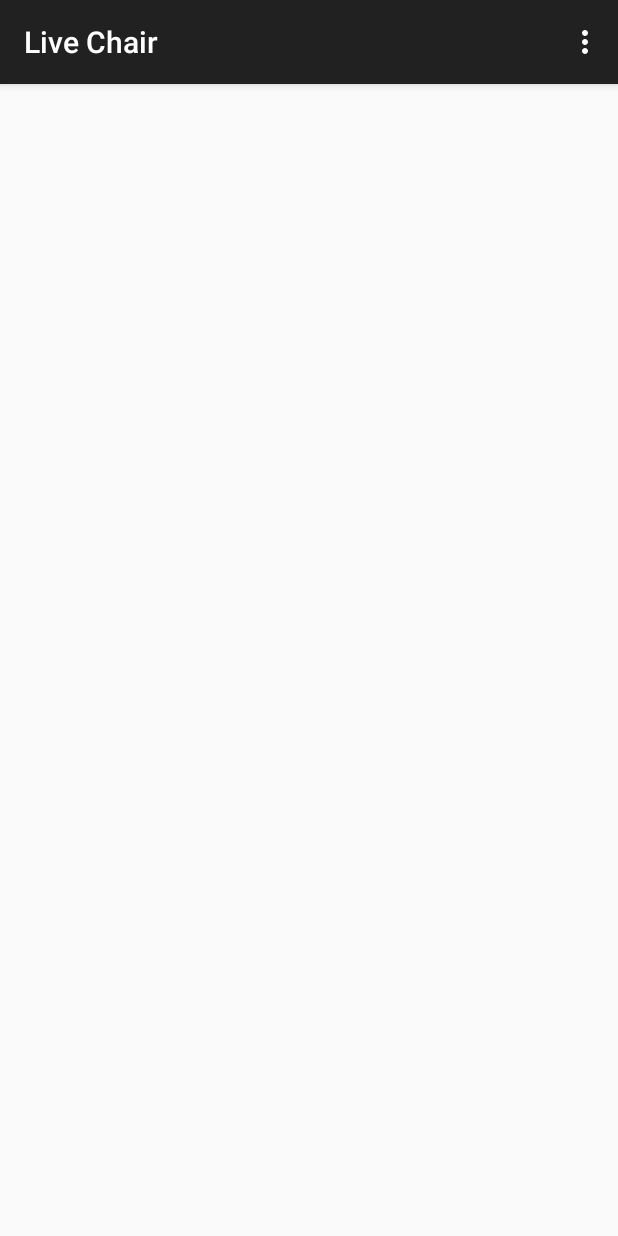
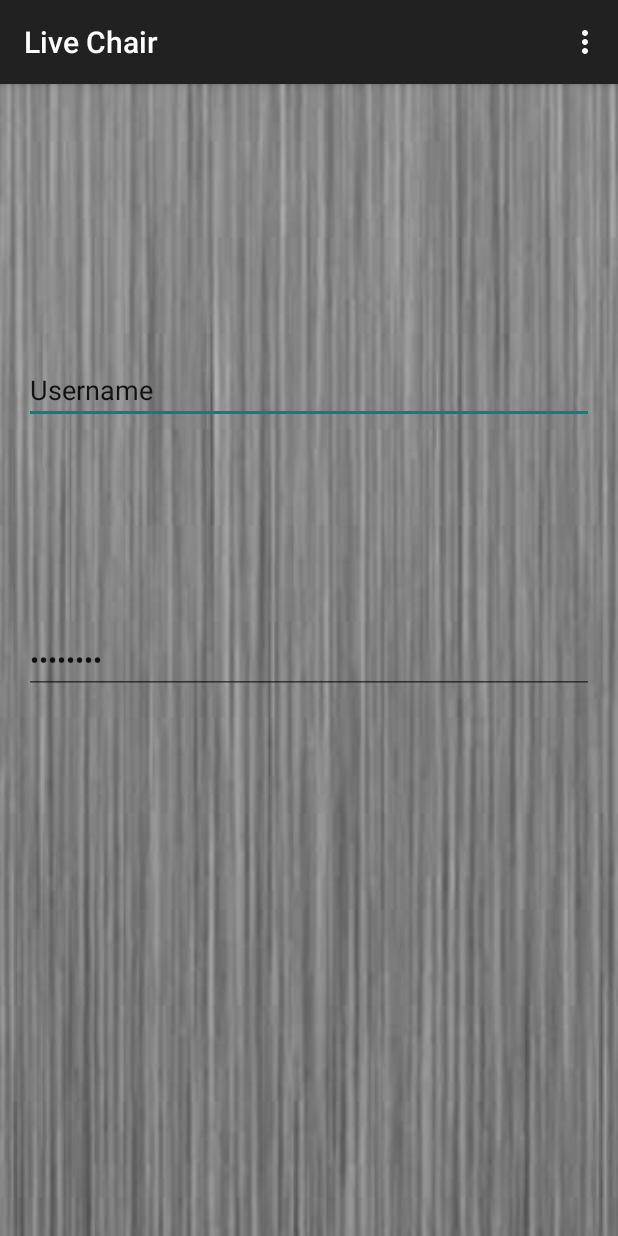
Before and after one commit to sakshyamdahal/live-chair-android, an Android app: the screen it shows after launch (MainActivity), on a phone screen of 412 x 824 dp. Run offline under Robolectric (Android 15) with nearby library versions, the phone set to English and light mode, and no system bars.

Commit message:
initial layout

```diff
--- a/app/src/main/AndroidManifest.xml
+++ b/app/src/main/AndroidManifest.xml
@@ -16,6 +16,10 @@
                 <category android:name="android.intent.category.LAUNCHER" />
             </intent-filter>
         </activity>
+        <activity
+            android:name=".FindBarbers"
+            android:label="@string/title_activity_find_barbers" >
+        </activity>
     </application>
 
 </manifest>
--- a/app/src/main/res/layout/activity_main.xml
+++ b/app/src/main/res/layout/activity_main.xml
@@ -6,6 +6,25 @@
                 android:paddingRight="@dimen/activity_horizontal_margin"
                 android:paddingTop="@dimen/activity_vertical_margin"
                 android:paddingBottom="@dimen/activity_vertical_margin"
-                tools:context=".MainActivity">
+                tools:context=".MainActivity"
+                android:background="@drawable/login">
 
+    <EditText
+        android:layout_width="match_parent"
+        android:layout_height="wrap_content"
+        android:id="@+id/login_username"
+        android:layout_alignParentTop="true"
+        android:layout_centerHorizontal="true"
+        android:layout_marginTop="165dp"
+        android:text="Username"/>
+
+    <EditText
+        android:layout_width="match_parent"
+        android:layout_height="wrap_content"
+        android:inputType="textPassword"
+        android:ems="10"
+        android:id="@+id/login_password"
+        android:layout_centerVertical="true"
+        android:layout_centerHorizontal="true"
+        android:text="password"/>
 </RelativeLayout>
--- a/app/src/main/res/values/strings.xml
+++ b/app/src/main/res/values/strings.xml
@@ -4,5 +4,6 @@
     <string name="app_name">Live Chair</string>
     <string name="hello_world">Hello world!</string>
     <string name="action_settings">Settings</string>
+    <string name="title_activity_find_barbers">FindBarbers</string>
 
 </resources>
```
Also changed, not shown: app/src/main/java/claflin/livechair/com/livechair/FindBarbers.java (added, +39 -0 lines), app/src/main/res/layout/activity_find_barbers.xml (added, +80 -0 lines), app/src/main/res/menu/menu_find_barbers.xml (added, +9 -0 lines), app/src/main/res/drawable-hdpi/ic_launcher.png, app/src/main/res/drawable-hdpi/login.jpg (added), app/src/main/res/drawable-mdpi/ic_launcher.png, app/src/main/res/drawable-mdpi/login.jpg (added), app/src/main/res/drawable-xhdpi/ic_launcher.png, app/src/main/res/drawable-xhdpi/login.jpg (added), app/src/main/res/drawable-xxhdpi/ic_launcher.png, app/src/main/res/drawable-xxhdpi/login.jpg (added), 2 other files.
